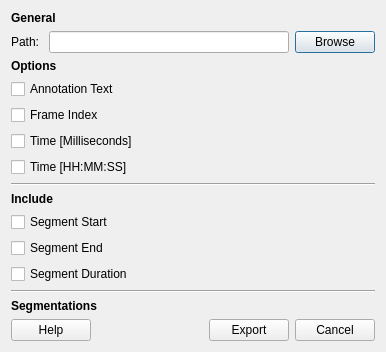
This is qt_ui/DialogExportSegmentation.ui in FilmColors/VIAN as Qt 5 draws it before an edit. The edited form follows.
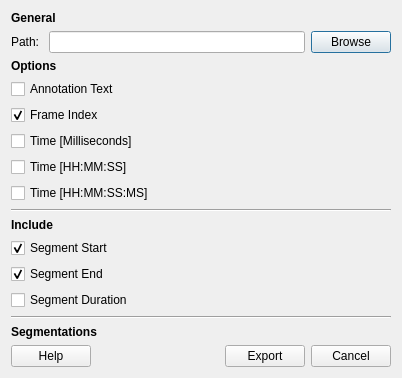
This is the edited form.

```diff
--- a/qt_ui/DialogExportSegmentation.ui
+++ b/qt_ui/DialogExportSegmentation.ui
@@ -6,8 +6,8 @@
    <rect>
     <x>0</x>
     <y>0</y>
-    <width>386</width>
-    <height>343</height>
+    <width>402</width>
+    <height>366</height>
    </rect>
   </property>
   <property name="windowTitle">
@@ -61,6 +61,9 @@
      <property name="text">
       <string>Frame Index</string>
      </property>
+     <property name="checked">
+      <bool>true</bool>
+     </property>
     </widget>
    </item>
    <item>
@@ -77,6 +80,13 @@
      </property>
     </widget>
    </item>
+   <item>
+    <widget class="QCheckBox" name="cB_FormatedTimeMS">
+     <property name="text">
+      <string>Time [HH:MM:SS:MS]</string>
+     </property>
+    </widget>
+   </item>
    <item>
     <widget class="Line" name="line">
      <property name="orientation">
@@ -96,6 +106,9 @@
      <property name="text">
       <string>Segment Start</string>
      </property>
+     <property name="checked">
+      <bool>true</bool>
+     </property>
     </widget>
    </item>
    <item>
@@ -103,6 +116,9 @@
      <property name="text">
       <string>Segment End</string>
      </property>
+     <property name="checked">
+      <bool>true</bool>
+     </property>
     </widget>
    </item>
    <item>
```
